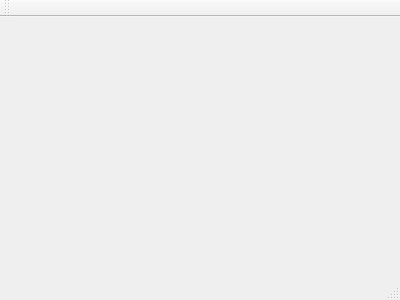
Above: mainwindow.ui from jdboronkas/sw-foc-tagvaluesearch before the change. Below: the same form after it.
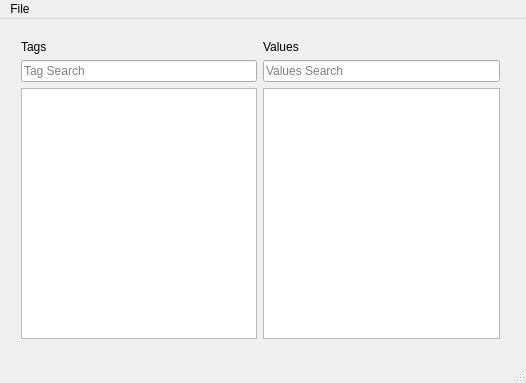
That is the form after the change.

```diff
--- a/mainwindow.ui
+++ b/mainwindow.ui
@@ -1,24 +1,125 @@
 <ui version="4.0">
  <class>MainWindow</class>
- <widget class="QMainWindow" name="MainWindow" >
-  <property name="geometry" >
+ <widget class="QMainWindow" name="MainWindow">
+  <property name="geometry">
    <rect>
     <x>0</x>
     <y>0</y>
-    <width>400</width>
-    <height>300</height>
+    <width>526</width>
+    <height>383</height>
    </rect>
   </property>
   <property name="windowTitle" >
    <string>MainWindow</string>
   </property>
-  <widget class="QMenuBar" name="menuBar" />
-  <widget class="QToolBar" name="mainToolBar" />
-  <widget class="QWidget" name="centralWidget" />
-  <widget class="QStatusBar" name="statusBar" />
+  <widget class="QWidget" name="centralWidget">
+   <widget class="QWidget" name="gridLayoutWidget">
+    <property name="geometry">
+     <rect>
+      <x>10</x>
+      <y>10</y>
+      <width>501</width>
+      <height>321</height>
+     </rect>
+    </property>
+    <layout class="QGridLayout" name="gridLayout">
+     <item row="2" column="1">
+      <widget class="QLineEdit" name="values_lineedit">
+       <property name="focusPolicy">
+        <enum>Qt::StrongFocus</enum>
+       </property>
+       <property name="placeholderText">
+        <string>Values Search</string>
+       </property>
+       <property name="clearButtonEnabled">
+        <bool>true</bool>
+       </property>
+      </widget>
+     </item>
+     <item row="2" column="0">
+      <widget class="QLineEdit" name="tags_lineedit">
+       <property name="focusPolicy">
+        <enum>Qt::StrongFocus</enum>
+       </property>
+       <property name="placeholderText">
+        <string>Tag Search</string>
+       </property>
+       <property name="clearButtonEnabled">
+        <bool>true</bool>
+       </property>
+      </widget>
+     </item>
+     <item row="1" column="1">
+      <widget class="QLabel" name="values_label">
+       <property name="text">
+        <string>Values</string>
+       </property>
+      </widget>
+     </item>
+     <item row="1" column="0">
+      <widget class="QLabel" name="tags_label">
+       <property name="text">
+        <string>Tags</string>
+       </property>
+      </widget>
+     </item>
+     <item row="3" column="0">
+      <widget class="QListWidget" name="tags_listwidget"/>
+     </item>
+     <item row="3" column="1">
+      <widget class="QListWidget" name="values_listwidget"/>
+     </item>
+    </layout>
+   </widget>
+  </widget>
+  <widget class="QMenuBar" name="menuBar">
+   <property name="geometry">
+    <rect>
+     <x>0</x>
+     <y>0</y>
+     <width>526</width>
+     <height>21</height>
+    </rect>
+   </property>
+   <widget class="QMenu" name="menuFile">
+    <property name="title">
+     <string>File</string>
+    </property>
+    <addaction name="actionSet_XML_Root_Path"/>
+    <addaction name="actionAbout"/>
+    <addaction name="separator"/>
+    <addaction name="actionQuit"/>
+   </widget>
+   <addaction name="menuFile"/>
+  </widget>
+  <widget class="QStatusBar" name="statusBar"/>
+  <action name="actionQuit">
+   <property name="text">
+    <string>Quit</string>
+   </property>
+   <property name="shortcut">
+    <string>Ctrl+Q</string>
+   </property>
+  </action>
+  <action name="actionAbout">
+   <property name="text">
+    <string>About</string>
+   </property>
+  </action>
+  <action name="actionSet_XML_Root_Path">
+   <property name="text">
+    <string>Set XML Root Path</string>
+   </property>
+   <property name="shortcut">
+    <string>Ctrl+O</string>
+   </property>
+  </action>
  </widget>
- <layoutDefault spacing="6" margin="11" />
- <pixmapfunction></pixmapfunction>
+ <layoutdefault spacing="6" margin="11"/>
+ <tabstops>
+  <tabstop>tags_lineedit</tabstop>
+  <tabstop>values_lineedit</tabstop>
+ </tabstops>
  <resources/>
  <connections/>
 </ui>
```
Left out of the diff: 5 changed lines with no effect on the pictures.
